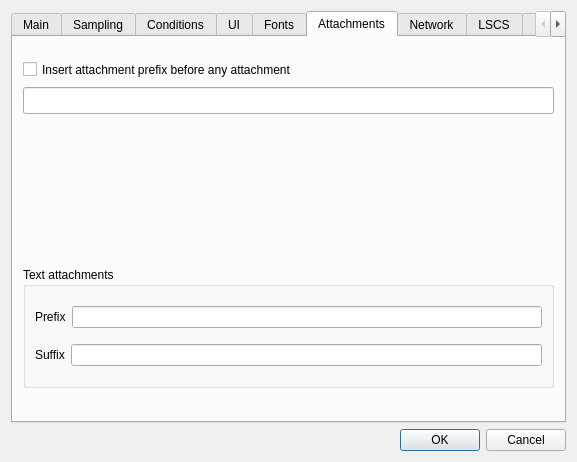
Old version of the form anna_graphica/settingsdialog.ui in the repository matrixsmaster/ANNA.
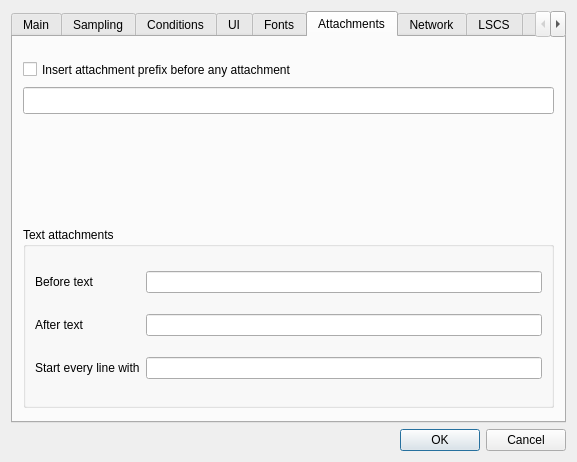
New version of the form. The open tabs and pages were chosen to show the change. Icons and pictures are not drawn.

Diff of the .ui file:
```diff
--- a/anna_graphica/settingsdialog.ui
+++ b/anna_graphica/settingsdialog.ui
@@ -1245,50 +1245,52 @@
        <property name="geometry">
         <rect>
          <x>10</x>
-         <y>230</y>
+         <y>190</y>
          <width>531</width>
-         <height>121</height>
+         <height>181</height>
         </rect>
        </property>
        <property name="title">
         <string>Text attachments</string>
        </property>
-       <layout class="QVBoxLayout" name="verticalLayout_10">
-        <item>
-         <layout class="QHBoxLayout" name="horizontalLayout_8">
-          <item>
+       <layout class="QGridLayout" name="gridLayout_3">
+        <item row="0" column="0" colspan="2">
            <widget class="QLabel" name="label_9">
             <property name="text">
-             <string>Prefix</string>
+           <string>Before text</string>
             </property>
            </widget>
           </item>
-          <item>
-           <widget class="QLineEdit" name="taPrefix">
-            <property name="toolTip">
-             <string>Use &quot;\n&quot; to insert newline; &quot;%f&quot; to insert file name</string>
-            </property>
-           </widget>
-          </item>
-         </layout>
-        </item>
-        <item>
-         <layout class="QHBoxLayout" name="horizontalLayout_9">
-          <item>
+        <item row="1" column="0">
            <widget class="QLabel" name="label_10">
             <property name="text">
-             <string>Suffix</string>
+           <string>After text</string>
             </property>
            </widget>
           </item>
-          <item>
+        <item row="2" column="0" colspan="3">
+         <widget class="QLabel" name="label_15">
+          <property name="text">
+           <string>Start every line with</string>
+          </property>
+         </widget>
+        </item>
+        <item row="2" column="3">
+         <widget class="QLineEdit" name="alPrefix"/>
+        </item>
+        <item row="1" column="3">
            <widget class="QLineEdit" name="taSuffix">
             <property name="toolTip">
              <string>Use &quot;\n&quot; to insert newline; &quot;%f&quot; to insert file name</string>
             </property>
            </widget>
           </item>
-         </layout>
+        <item row="0" column="3">
+         <widget class="QLineEdit" name="taPrefix">
+          <property name="toolTip">
+           <string>Use &quot;\n&quot; to insert newline; &quot;%f&quot; to insert file name</string>
+          </property>
+         </widget>
         </item>
        </layout>
       </widget>
```
Lines whose indentation alone changed are shown as unchanged.
